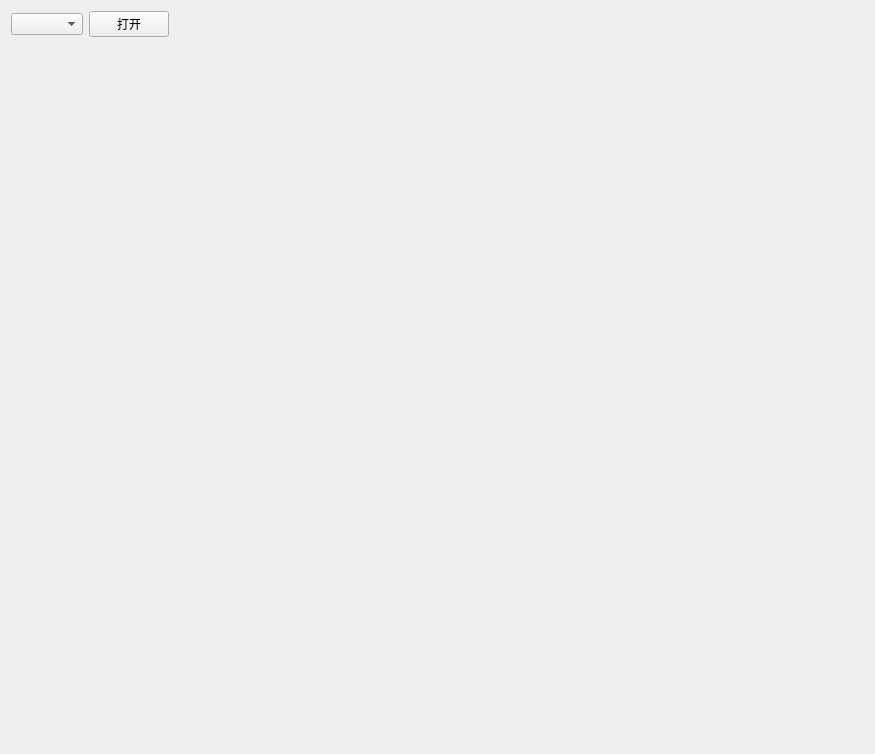
The window that Widget.ui (Leroy888/PressViewer) describes before a commit, drawn with Qt 5.
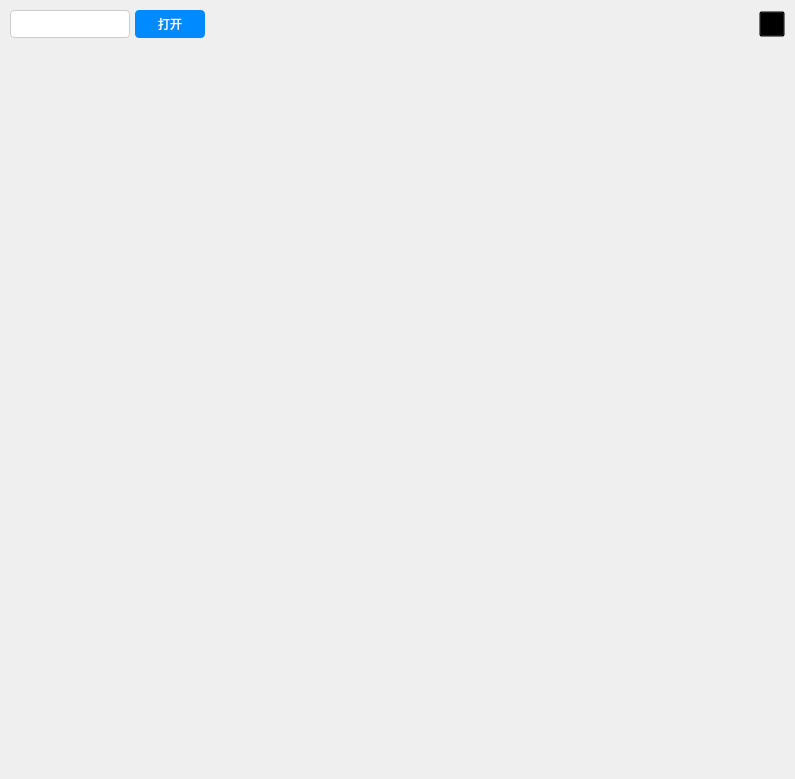
The same window after the commit. Icons and pictures are not drawn.

Diff of the .ui file:
```diff
--- a/Widget.ui
+++ b/Widget.ui
@@ -6,21 +6,148 @@
    <rect>
     <x>0</x>
     <y>0</y>
-    <width>875</width>
-    <height>597</height>
+    <width>795</width>
+    <height>779</height>
    </rect>
   </property>
   <property name="windowTitle">
    <string>Widget</string>
   </property>
+  <layout class="QVBoxLayout" name="verticalLayout_2">
+   <property name="spacing">
+    <number>0</number>
+   </property>
+   <property name="leftMargin">
+    <number>5</number>
+   </property>
+   <property name="topMargin">
+    <number>5</number>
+   </property>
+   <property name="rightMargin">
+    <number>5</number>
+   </property>
+   <property name="bottomMargin">
+    <number>5</number>
+   </property>
+   <item>
+    <widget class="QWidget" name="widget" native="true">
+     <property name="styleSheet">
+      <string notr="true"/>
+     </property>
   <layout class="QVBoxLayout" name="verticalLayout" stretch="0,1">
+      <property name="spacing">
+       <number>5</number>
+      </property>
+      <property name="leftMargin">
+       <number>5</number>
+      </property>
+      <property name="topMargin">
+       <number>5</number>
+      </property>
+      <property name="rightMargin">
+       <number>5</number>
+      </property>
+      <property name="bottomMargin">
+       <number>5</number>
+      </property>
    <item>
     <layout class="QHBoxLayout" name="horizontalLayout">
      <item>
-      <widget class="QComboBox" name="cmbBox_port"/>
+         <widget class="QComboBox" name="cmbBox_port">
+          <property name="minimumSize">
+           <size>
+            <width>120</width>
+            <height>28</height>
+           </size>
+          </property>
+          <property name="styleSheet">
+           <string notr="true">QComboBox {
+    border: 1px solid #CCCCCC;  /* 边框 */
+    border-radius: 4px;      /* 圆角 */
+    padding-left: 12px;            /* 内边距 */
+    background-color: white;  /* 背景色 */
+    font-family: Microsoft YaHei;
+	font-weight: 400;
+	font-size: 12px;
+	color: #444444;
+}
+
+QComboBox::drop-down {
+	background-color: transparent;
+    width: 28px;
+	height:28px;             /* 下拉箭头宽度 */
+}
+QComboBox::down-arrow {
+	
+    image: url(:/images/images/down_arrow.png);  /* 自定义下拉箭头图标 */
+}
+QComboBox QAbstractItemView {
+	border-radius: 4px; 
+    border: 1px solid #ccc;               /* 列表边框 */
+    outline: 0px;
+	min-height:30px;
+	font-family: Microsoft YaHei;
+	font-weight: 400;
+	font-size: 12px;
+	color: #444444;
+	padding: 4px 4px 4px 4px;
+
+}
+QComboBox QAbstractItemView::item{
+	border-radius: 4px; 
+    min-height:30px;
+	background:#FFFFFF;
+	padding-left:12px;
+	font-family: Microsoft YaHei;
+	font-weight: 400;
+	font-size: 12px;
+	color: #444444;
+}
+QComboBox QAbstractItemView::item:hover{
+    min-height:30px;
+	background:#F0F0F0;
+	font-family: Microsoft YaHei;
+	font-weight: 400;
+	font-size: 12px;
+	color: #444444;
+}</string>
+          </property>
+         </widget>
      </item>
      <item>
       <widget class="QPushButton" name="btnOpen">
+          <property name="minimumSize">
+           <size>
+            <width>70</width>
+            <height>28</height>
+           </size>
+          </property>
+          <property name="cursor">
+           <cursorShape>PointingHandCursor</cursorShape>
+          </property>
+          <property name="styleSheet">
+           <string notr="true">QPushButton#btnOpen
+{
+	background: #008AFF;
+	border-radius: 4px;
+	border: 0px solid #000000;
+	font-family: Microsoft YaHei;
+	font-weight: 400;
+	font-size: 12px;
+	color: #FFFFFF;
+}
+
+QPushButton#btnOpen:hover
+{
+	background: #27A1FF;
+	border-radius: 4px;
+	border: 0px solid #000000;
+	font-family: Microsoft YaHei;
+	font-weight: 400;
+	font-size: 12px;
+	color: #FFFFFF;
+}</string>
+          </property>
        <property name="text">
         <string>打开</string>
        </property>
@@ -39,6 +166,41 @@
        </property>
       </spacer>
      </item>
+        <item>
+         <widget class="QPushButton" name="btnClose">
+          <property name="minimumSize">
+           <size>
+            <width>26</width>
+            <height>26</height>
+           </size>
+          </property>
+          <property name="maximumSize">
+           <size>
+            <width>26</width>
+            <height>26</height>
+           </size>
+          </property>
+          <property name="cursor">
+           <cursorShape>PointingHandCursor</cursorShape>
+          </property>
+          <property name="styleSheet">
+           <string notr="true">QPushButton#btnClose
+{
+	border-image: url(:/images/images/close.png);
+	background-color: transparent;
+}
+
+QPushButton#btnClose:hover
+{
+	border-image: url(:/images/images/close_hover.png);
+	background-color: transparent;
+}</string>
+          </property>
+          <property name="text">
+           <string/>
+          </property>
+         </widget>
+        </item>
     </layout>
    </item>
    <item>
@@ -86,6 +248,9 @@
       </spacer>
      </item>
     </layout>
+      </item>
+     </layout>
+    </widget>
    </item>
   </layout>
  </widget>
```
Left out of the diff: 6 changed lines with no effect on the pictures. Lines whose indentation alone changed are shown as unchanged.
